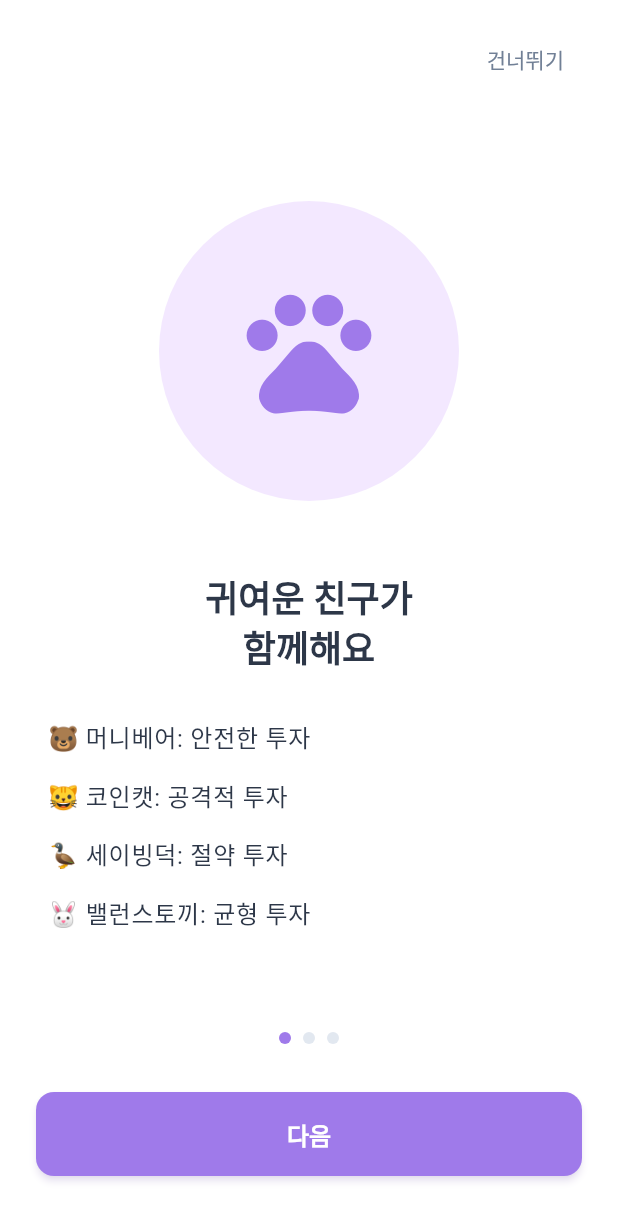
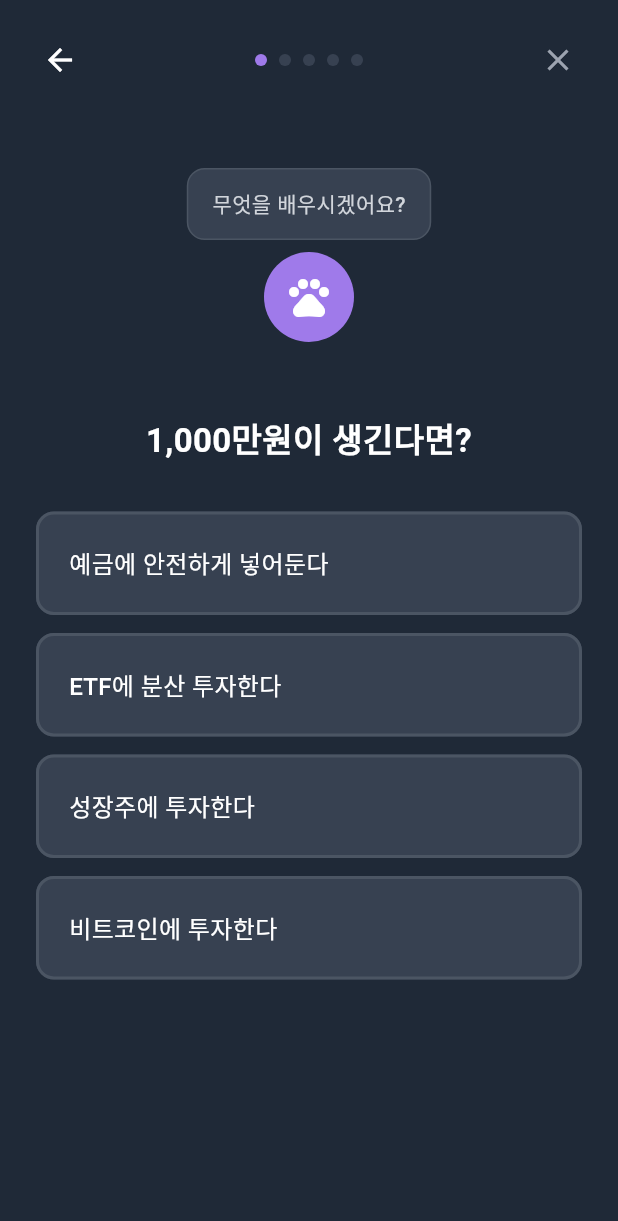
Before and after one commit to tei-young/your_money_pet, a Flutter app: the screen it shows after launch, after a tap on "건너뛰기", on a phone screen of 412 x 824 dp. Shown: the top 1221 px of the screen. Run offline on Flutter 3.47's test engine with Material 3 defaults, Android fonts, the phone set to English and light mode, and no system bars.

Commit message:
Add personality test screen with 5 questions
- Create personality_test_screen.dart with dark mode UI
- Implement 5-question assessment with auto-advance
- Add score tracking for 4 personality types
- Include progress indicators and navigation
- Connect Welcome screen to Personality Test flow

```diff
--- /dev/null
+++ b/lib/screens/onboarding/personality_test_screen.dart
@@ -0,0 +1,399 @@
+import 'package:flutter/material.dart';
+import '../../utils/constants.dart';
+
+/// 투자 성향 진단 화면 (5문항)
+/// 다크 모드 배경
+/// 선택 즉시 자동 전환
+class PersonalityTestScreen extends StatefulWidget {
+  const PersonalityTestScreen({super.key});
+
+  @override
+  State<PersonalityTestScreen> createState() => _PersonalityTestScreenState();
+}
+
+class _PersonalityTestScreenState extends State<PersonalityTestScreen> {
+  int _currentQuestion = 0;
+  final Map<PersonalityType, int> _scores = {
+    PersonalityType.safe: 0,
+    PersonalityType.balanced: 0,
+    PersonalityType.aggressive: 0,
+    PersonalityType.challenger: 0,
+  };
+
+  // 5개 질문
+  final List<QuestionData> _questions = const [
+    QuestionData(
+      question: '1,000만원이 생긴다면?',
+      options: [
+        AnswerOption(
+          text: '예금에 안전하게 넣어둔다',
+          type: PersonalityType.safe,
+          score: 3,
+        ),
+        AnswerOption(
+          text: 'ETF에 분산 투자한다',
+          type: PersonalityType.balanced,
+          score: 3,
+        ),
+        AnswerOption(
+          text: '성장주에 투자한다',
+          type: PersonalityType.aggressive,
+          score: 3,
+        ),
+        AnswerOption(
+          text: '비트코인에 투자한다',
+          type: PersonalityType.challenger,
+          score: 3,
+        ),
+      ],
+    ),
+    QuestionData(
+      question: '투자 경험이 있나요?',
+      options: [
+        AnswerOption(
+          text: '예적금만 해봤어요',
+          type: PersonalityType.safe,
+          score: 2,
+        ),
+        AnswerOption(
+          text: 'ETF나 펀드를 해봤어요',
+          type: PersonalityType.balanced,
+          score: 2,
+        ),
+        AnswerOption(
+          text: '개별 주식을 해봤어요',
+          type: PersonalityType.aggressive,
+          score: 2,
+        ),
+        AnswerOption(
+          text: '가상자산도 해봤어요',
+          type: PersonalityType.challenger,
+          score: 2,
+        ),
+      ],
+    ),
+    QuestionData(
+      question: '투자 손실이 났을 때\n반응은?',
+      options: [
+        AnswerOption(
+          text: '무서워서 바로 판다',
+          type: PersonalityType.safe,
+          score: 2,
+        ),
+        AnswerOption(
+          text: '고민하다가 일부만 판다',
+          type: PersonalityType.balanced,
+          score: 2,
+        ),
+        AnswerOption(
+          text: '참고 기다린다',
+          type: PersonalityType.aggressive,
+          score: 2,
+        ),
+        AnswerOption(
+          text: '더 사서 물타기 한다',
+          type: PersonalityType.challenger,
+          score: 2,
+        ),
+      ],
+    ),
+    QuestionData(
+      question: '투자 목표 기간은?',
+      options: [
+        AnswerOption(
+          text: '1년 이내 단기',
+          type: PersonalityType.safe,
+          score: 1,
+        ),
+        AnswerOption(
+          text: '3-5년 중기',
+          type: PersonalityType.balanced,
+          score: 2,
+        ),
+        AnswerOption(
+          text: '10년 이상 장기',
+          type: PersonalityType.aggressive,
+          score: 2,
+        ),
+        AnswerOption(
+          text: '정하지 않았어요',
+          type: PersonalityType.challenger,
+          score: 1,
+        ),
+      ],
+    ),
+    QuestionData(
+      question: '가장 중요하게\n생각하는 건?',
+      options: [
+        AnswerOption(
+          text: '원금 보존',
+          type: PersonalityType.safe,
+          score: 3,
+        ),
+        AnswerOption(
+          text: '안정적 수익',
+          type: PersonalityType.balanced,
+          score: 3,
+        ),
+        AnswerOption(
+          text: '높은 수익률',
+          type: PersonalityType.aggressive,
+          score: 3,
+        ),
+        AnswerOption(
+          text: '새로운 경험',
+          type: PersonalityType.challenger,
+          score: 3,
+        ),
+      ],
+    ),
+  ];
+
+  void _onAnswerSelected(AnswerOption answer) {
+    // 점수 추가
+    setState(() {
+      _scores[answer.type] = (_scores[answer.type] ?? 0) + answer.score;
+    });
+
+    // 0.3초 대기 (선택 피드백)
+    Future.delayed(const Duration(milliseconds: 300), () {
+      if (_currentQuestion < _questions.length - 1) {
+        // 다음 질문
+        setState(() {
+          _currentQuestion++;
+        });
+      } else {
+        // 마지막 질문: 결과 화면으로 이동
+        _navigateToResult();
+      }
+    });
+  }
+
+  void _navigateToResult() {
+    // 가장 높은 점수의 성향 찾기
+    final result = _scores.entries.reduce(
+      (a, b) => a.value > b.value ? a : b,
+    );
+
+    // TODO: 결과 화면으로 이동
+    debugPrint('Result: ${result.key.displayName} (${result.value}점)');
+    debugPrint('All scores: $_scores');
+  }
+
+  void _onBack() {
+    if (_currentQuestion > 0) {
+      setState(() {
+        _currentQuestion--;
+      });
+    } else {
+      Navigator.pop(context);
+    }
+  }
+
+  @override
+  Widget build(BuildContext context) {
+    final question = _questions[_currentQuestion];
+
+    return Scaffold(
+      backgroundColor: const Color(0xFF1F2937), // 다크 그레이
+      body: SafeArea(
+        child: Column(
+          children: [
+            // 상단: 네비게이션
+            _buildTopBar(),
+
+            // 중간: 캐릭터 + 질문
+            Expanded(
+              child: SingleChildScrollView(
+                padding: const EdgeInsets.symmetric(
+                  horizontal: ScreenSize.paddingHorizontal,
+                ),
+                child: Column(
+                  children: [
+                    const SizedBox(height: 32),
+
+                    // 캐릭터 + 말풍선
+                    _buildCharacterWithBubble(),
+
+                    const SizedBox(height: 48),
+
+                    // 질문
+                    _buildQuestion(question.question),
+
+                    const SizedBox(height: 32),
+
+                    // 선택지
+                    ...question.options.map(
+                      (option) => _buildOption(option),
+                    ),
+
+                    const SizedBox(height: 32),
+                  ],
+                ),
+              ),
+            ),
+          ],
+        ),
+      ),
+    );
+  }
+
+  /// 상단 바 (뒤로가기, 프로그레스, 닫기)
+  Widget _buildTopBar() {
+    return Padding(
+      padding: const EdgeInsets.all(16),
+      child: Row(
+        children: [
+          // 뒤로가기
+          IconButton(
+            onPressed: _onBack,
+            icon: const Icon(Icons.arrow_back, color: Colors.white),
+          ),
+
+          // 프로그레스 인디케이터 (●●●○○)
+          Expanded(
+            child: Row(
+              mainAxisAlignment: MainAxisAlignment.center,
+              children: List.generate(
+                _questions.length,
+                (index) => Container(
+                  width: 8,
+                  height: 8,
+                  margin: const EdgeInsets.symmetric(horizontal: 4),
+                  decoration: BoxDecoration(
+                    shape: BoxShape.circle,
+                    color: index <= _currentQuestion
+                        ? AppColors.primary
+                        : const Color(0xFF374151),
+                  ),
+                ),
+              ),
+            ),
+          ),
+
+          // 닫기
+          IconButton(
+            onPressed: () => Navigator.pop(context),
+            icon: const Icon(Icons.close, color: Color(0xFF9CA3AF)),
+          ),
+        ],
+      ),
+    );
+  }
+
+  /// 캐릭터 + 말풍선
+  Widget _buildCharacterWithBubble() {
+    return Column(
+      children: [
+        // 말풍선
+        Container(
+          padding: const EdgeInsets.symmetric(horizontal: 16, vertical: 12),
+          decoration: BoxDecoration(
+            color: const Color(0xFF374151),
+            borderRadius: BorderRadius.circular(12),
+            border: Border.all(color: const Color(0xFF4B5563)),
+          ),
+          child: const Text(
+            '무엇을 배우시겠어요?',
+            style: TextStyle(
+              fontSize: 14,
+              color: Color(0xFFD1D5DB),
+            ),
+          ),
+        ),
+
+        const SizedBox(height: 8),
+
+        // 캐릭터 (임시: 아이콘)
+        Container(
+          width: 60,
+          height: 60,
+          decoration: BoxDecoration(
+            color: AppColors.primary,
+            borderRadius: BorderRadius.circular(30),
+          ),
+          child: const Icon(
+            Icons.pets,
+            color: Colors.white,
+            size: 32,
+          ),
+        ),
+      ],
+    );
+  }
+
+  /// 질문 텍스트
+  Widget _buildQuestion(String question) {
+    return Text(
+      question,
+      style: const TextStyle(
+        fontSize: 22,
+        fontWeight: FontWeight.w700,
+        color: Colors.white,
+        height: 1.4,
+      ),
+      textAlign: TextAlign.center,
+    );
+  }
+
+  /// 선택지 카드
+  Widget _buildOption(AnswerOption option) {
+    return Container(
+      margin: const EdgeInsets.only(bottom: 12),
+      child: Material(
+        color: const Color(0xFF374151),
+        borderRadius: BorderRadius.circular(ScreenSize.borderRadius),
+        child: InkWell(
+          onTap: () => _onAnswerSelected(option),
+          borderRadius: BorderRadius.circular(ScreenSize.borderRadius),
+          child: Container(
+            width: double.infinity,
+            padding: const EdgeInsets.symmetric(
+              horizontal: 20,
+              vertical: 20,
+            ),
+            decoration: BoxDecoration(
+              border: Border.all(
+                color: const Color(0xFF4B5563),
+                width: 2,
+              ),
+              borderRadius: BorderRadius.circular(ScreenSize.borderRadius),
+            ),
+            child: Text(
+              option.text,
+              style: const TextStyle(
+                fontSize: 16,
+                fontWeight: FontWeight.w500,
+                color: Colors.white,
+              ),
+            ),
+          ),
+        ),
+      ),
+    );
+  }
+}
+
+/// 질문 데이터 모델
+class QuestionData {
+  final String question;
+  final List<AnswerOption> options;
+
+  const QuestionData({
+    required this.question,
+    required this.options,
+  });
+}
+
+/// 답변 옵션 모델
+class AnswerOption {
+  final String text;
+  final PersonalityType type;
+  final int score;
+
+  const AnswerOption({
+    required this.text,
+    required this.type,
+    required this.score,
+  });
+}
--- a/lib/screens/onboarding/welcome_screen.dart
+++ b/lib/screens/onboarding/welcome_screen.dart
@@ -1,5 +1,6 @@
 import 'package:flutter/material.dart';
 import '../../utils/constants.dart';
+import 'personality_test_screen.dart';
 
 /// Welcome 화면 (3개 슬라이드)
 /// 슬라이드 1: 캐릭터 소개
@@ -77,8 +78,10 @@ class _WelcomeScreenState extends State<WelcomeScreen> {
   }
 
   void _navigateToPersonalityTest() {
-    // TODO: 성향 진단 화면으로 이동
-    debugPrint('TODO: Navigate to Personality Test');
+    Navigator.push(
+      context,
+      MaterialPageRoute(builder: (_) => const PersonalityTestScreen()),
+    );
   }
 
   @override
```
